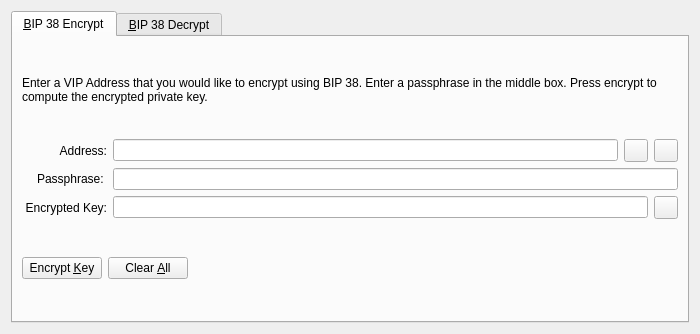
Above: src/qt/forms/bip38tooldialog.ui from vipcore/VIP-OLD before the change. Below: the same form after it.
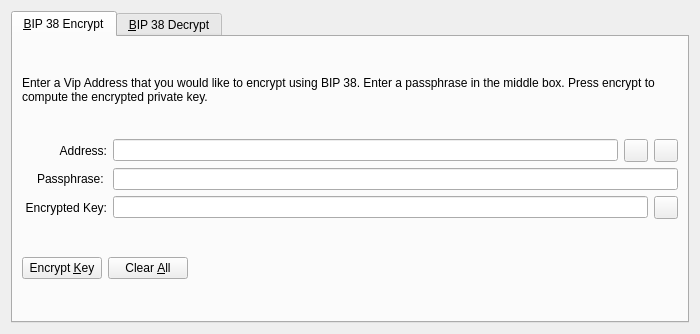
That is the form after the change. The open tabs and pages were chosen to show the change. Icons and pictures are not drawn. Custom widgets are drawn as their Qt base class.

The edit to the form file:
```diff
--- a/src/qt/forms/bip38tooldialog.ui
+++ b/src/qt/forms/bip38tooldialog.ui
@@ -30,7 +30,7 @@
        <item>
         <widget class="QLabel" name="infoLabel_ENC">
          <property name="text">
-          <string>Enter a VIP Address that you would like to encrypt using BIP 38. Enter a passphrase in the middle box. Press encrypt to compute the encrypted private key.</string>
+          <string>Enter a Vip Address that you would like to encrypt using BIP 38. Enter a passphrase in the middle box. Press encrypt to compute the encrypted private key.</string>
          </property>
          <property name="textFormat">
           <enum>Qt::PlainText</enum>
```
Left out of the diff: 8 changed lines with no effect on the pictures.
